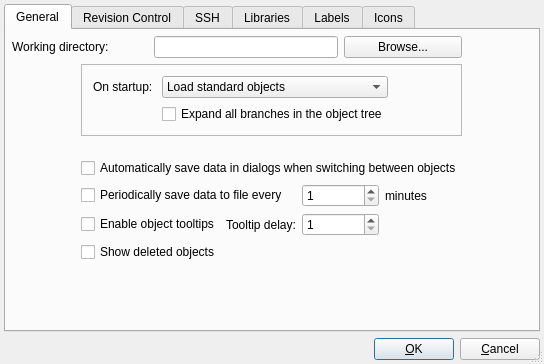
Qt form src/gui/prefsdialog_q.ui (fwbuilder/fwbuilder) before a commit.
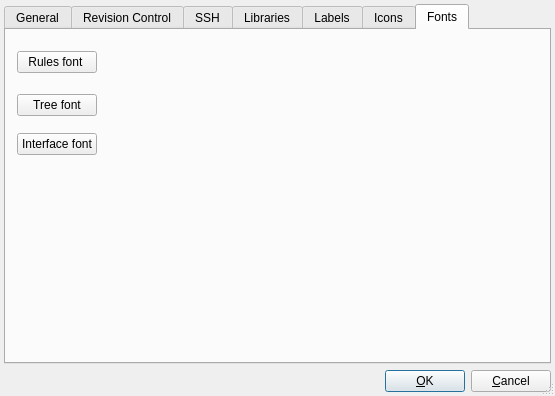
The same form after that commit. The open tabs and pages were chosen to show the change.

The edit to the form file:
```diff
--- a/src/gui/prefsdialog_q.ui
+++ b/src/gui/prefsdialog_q.ui
@@ -8,8 +8,8 @@
    <rect>
     <x>0</x>
     <y>0</y>
-    <width>544</width>
-    <height>364</height>
+    <width>555</width>
+    <height>396</height>
    </rect>
   </property>
   <property name="windowTitle" >
@@ -177,7 +177,7 @@
          </property>
         </spacer>
        </item>
-       <item row="7" column="2" colspan="2" >
+       <item row="8" column="2" colspan="2" >
         <spacer>
          <property name="orientation" >
           <enum>Qt::Vertical</enum>
@@ -209,7 +209,7 @@
          </property>
         </spacer>
        </item>
-       <item row="5" column="7" colspan="2" >
+       <item row="5" column="7">
         <spacer>
          <property name="orientation" >
           <enum>Qt::Horizontal</enum>
@@ -913,6 +913,69 @@
        </item>
       </layout>
      </widget>
+     <widget class="QWidget" name="tab" >
+      <attribute name="title" >
+       <string>Fonts</string>
+      </attribute>
+      <layout class="QGridLayout" >
+       <item row="0" column="0" >
+        <widget class="QPushButton" name="btRulesFont" >
+         <property name="toolTip" >
+          <string>Choose font for rules sets</string>
+         </property>
+         <property name="text" >
+          <string>Rules font </string>
+         </property>
+        </widget>
+       </item>
+       <item rowspan="3" row="0" column="1" >
+        <spacer>
+         <property name="orientation" >
+          <enum>Qt::Horizontal</enum>
+         </property>
+         <property name="sizeHint" >
+          <size>
+           <width>40</width>
+           <height>121</height>
+          </size>
+         </property>
+        </spacer>
+       </item>
+       <item row="1" column="0" >
+        <widget class="QPushButton" name="btTreeFont" >
+         <property name="toolTip" >
+          <string>Choose font for tree</string>
+         </property>
+         <property name="text" >
+          <string>Tree font</string>
+         </property>
+        </widget>
+       </item>
+       <item row="2" column="0" >
+        <widget class="QPushButton" name="btUiFont" >
+         <property name="toolTip" >
+          <string>Choose font for the rest of the interface</string>
+         </property>
+         <property name="text" >
+          <string>Interface font</string>
+         </property>
+        </widget>
+       </item>
+       <item row="3" column="0" >
+        <spacer>
+         <property name="orientation" >
+          <enum>Qt::Vertical</enum>
+         </property>
+         <property name="sizeHint" >
+          <size>
+           <width>20</width>
+           <height>40</height>
+          </size>
+         </property>
+        </spacer>
+       </item>
+      </layout>
+     </widget>
     </widget>
    </item>
   </layout>
```
Left out of the diff: 55 changed lines with no effect on the pictures.
